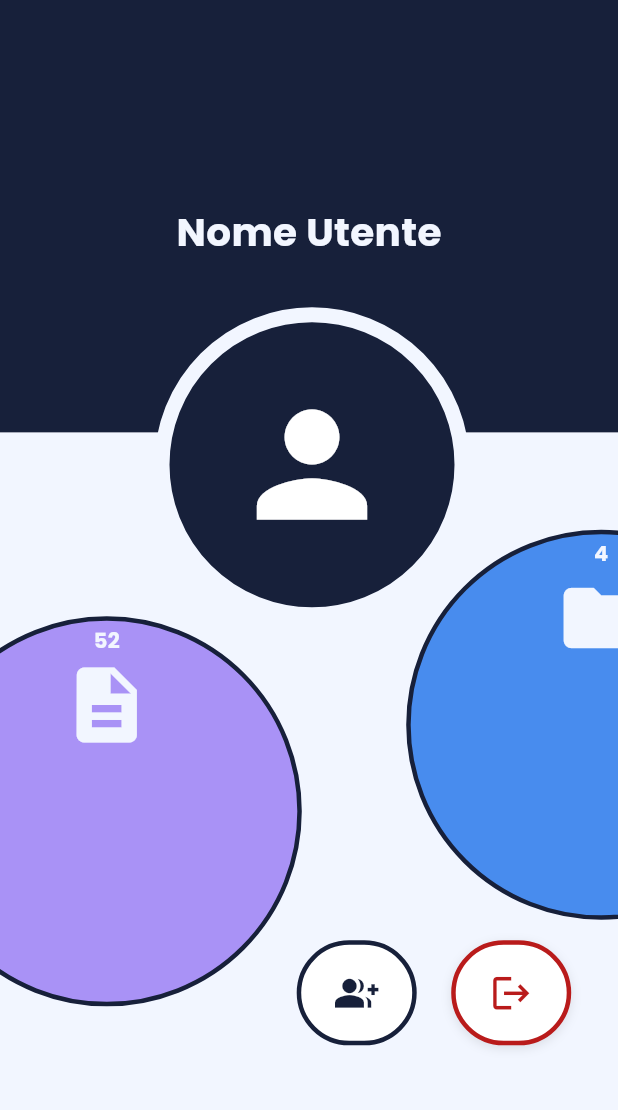
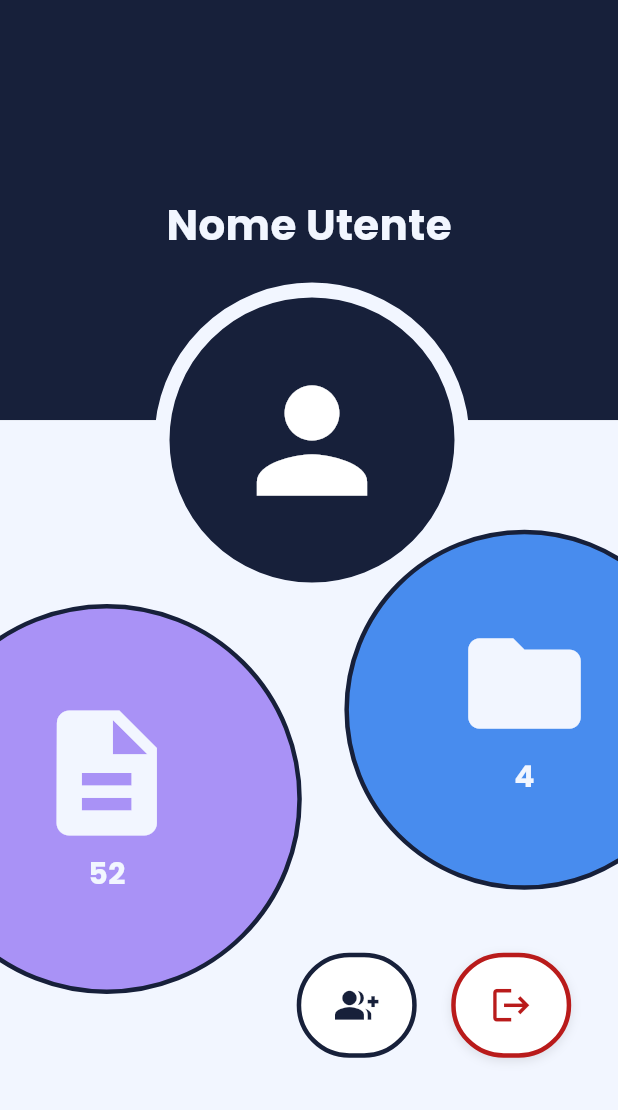
Before and after one commit to Crespi09/the_vault, a Flutter app: the UserTabView widget shown alone on an empty page, opened directly, on a phone screen of 412 x 824 dp. Shown: the top 1110 px of the screen. Run offline on Flutter 3.47's test engine with Material 3 defaults, Android fonts, the phone set to English and light mode, and no system bars; our stand-ins replace rive.

Commit message:
finito scheletro user tab

```diff
--- a/lib/app/navigation/user_tab_view.dart
+++ b/lib/app/navigation/user_tab_view.dart
@@ -30,7 +30,7 @@ class _UserTabViewState extends State<UserTabView> {
             children: [
               // First component - 35% of screen height
               Container(
-                height: screenHeight * 0.35,
+                height: screenHeight * 0.34,
                 width: double.infinity,
                 color: RiveAppTheme.background2,
                 child: Center(
@@ -40,7 +40,7 @@ class _UserTabViewState extends State<UserTabView> {
                       "Nome Utente",
                       style: TextStyle(
                         color: RiveAppTheme.background,
-                        fontSize: 26,
+                        fontSize: 28,
                         fontWeight: FontWeight.bold,
                         fontFamily: 'Poppins',
                         // decoration: TextDecoration.underline,
@@ -86,7 +86,14 @@ class _UserTabViewState extends State<UserTabView> {
                             ),
                           ),
                           child: Column(
+                            mainAxisAlignment: MainAxisAlignment.center,
+                            crossAxisAlignment: CrossAxisAlignment.center,
                             children: [
+                              Icon(
+                                Icons.description,
+                                size: 100,
+                                color: RiveAppTheme.background,
+                              ),
                               Padding(
                                 padding: const EdgeInsets.symmetric(
                                   vertical: 3,
@@ -95,16 +102,11 @@ class _UserTabViewState extends State<UserTabView> {
                                   "52",
                                   style: TextStyle(
                                     color: RiveAppTheme.background,
-                                    fontSize: 14,
+                                    fontSize: 20,
                                     fontWeight: FontWeight.bold,
                                     fontFamily: 'Poppins',
                                   ),
                                 ),
-                              ),
-                              Icon(
-                                Icons.description,
-                                size: 60,
-                                color: RiveAppTheme.background,
                               ),
                             ],
                           ),
@@ -112,34 +114,29 @@ class _UserTabViewState extends State<UserTabView> {
                       ),
 
                       Positioned(
-                        top: screenHeight * 0.20 - 100,
-                        left: MediaQuery.of(context).size.width * 0.90 - 100,
+                        top: screenHeight * 0.21 - 100,
+                        left: MediaQuery.of(context).size.width * 0.80 - 100,
                         child: Container(
-                          width: 260,
-                          height: 260,
+                          width: 240,
+                          height: 240,
                           decoration: BoxDecoration(
-                            // boxShadow: [
-                            //   BoxShadow(
-                            //     color: RiveAppTheme.background.withOpacity(0.3),
-                            //     offset: const Offset(0, 3),
-                            //     blurRadius: 5,
-                            //   ),
-                            //   BoxShadow(
-                            //     color: RiveAppTheme.background.withOpacity(0.3),
-                            //     offset: const Offset(0, 30),
-                            //     blurRadius: 30,
-                            //   ),
-                            // ],
                             color: Color(0xFF005FE7).withOpacity(0.7),
-                            // backgroundBlendMode: BlendMode.luminosity,
-                            borderRadius: BorderRadius.circular(130),
+                            borderRadius: BorderRadius.circular(120),
                             border: Border.all(
                               color: RiveAppTheme.background2,
                               width: 3,
                             ),
                           ),
                           child: Column(
+                            mainAxisAlignment: MainAxisAlignment.center,
+                            crossAxisAlignment: CrossAxisAlignment.center,
+
                             children: [
+                              Icon(
+                                Icons.folder,
+                                size: 90,
+                                color: RiveAppTheme.background,
+                              ),
                               Padding(
                                 padding: const EdgeInsets.symmetric(
                                   vertical: 3,
@@ -148,24 +145,20 @@ class _UserTabViewState extends State<UserTabView> {
                                   "4",
                                   style: TextStyle(
                                     color: RiveAppTheme.background,
-                                    fontSize: 14,
+                                    fontSize: 20,
                                     fontWeight: FontWeight.bold,
                                     fontFamily: 'Poppins',
                                   ),
                                 ),
-                              ),
-                              Icon(
-                                Icons.folder,
-                                size: 60,
-                                color: RiveAppTheme.background,
                               ),
                             ],
                           ),
                         ),
                       ),
 
+                      // share file btn
                       Positioned(
-                        top: screenHeight * 0.52 - 100,
+                        top: screenHeight * 0.54 - 100,
                         left: MediaQuery.of(context).size.width * 0.65 - 100,
                         child: Center(
                           child: CupertinoButton(
@@ -215,7 +208,7 @@ class _UserTabViewState extends State<UserTabView> {
 
                       // logout btn
                       Positioned(
-                        top: screenHeight * 0.52 - 100,
+                        top: screenHeight * 0.54 - 100,
                         left: MediaQuery.of(context).size.width * 0.90 - 100,
 
                         child: Center(
@@ -273,7 +266,7 @@ class _UserTabViewState extends State<UserTabView> {
 
           // user profile icon -
           Positioned(
-            top: screenHeight * 0.37 - 100,
+            top: screenHeight * 0.35 - 100,
             left: MediaQuery.of(context).size.width / 4,
             child: Container(
               width: 210,
```
